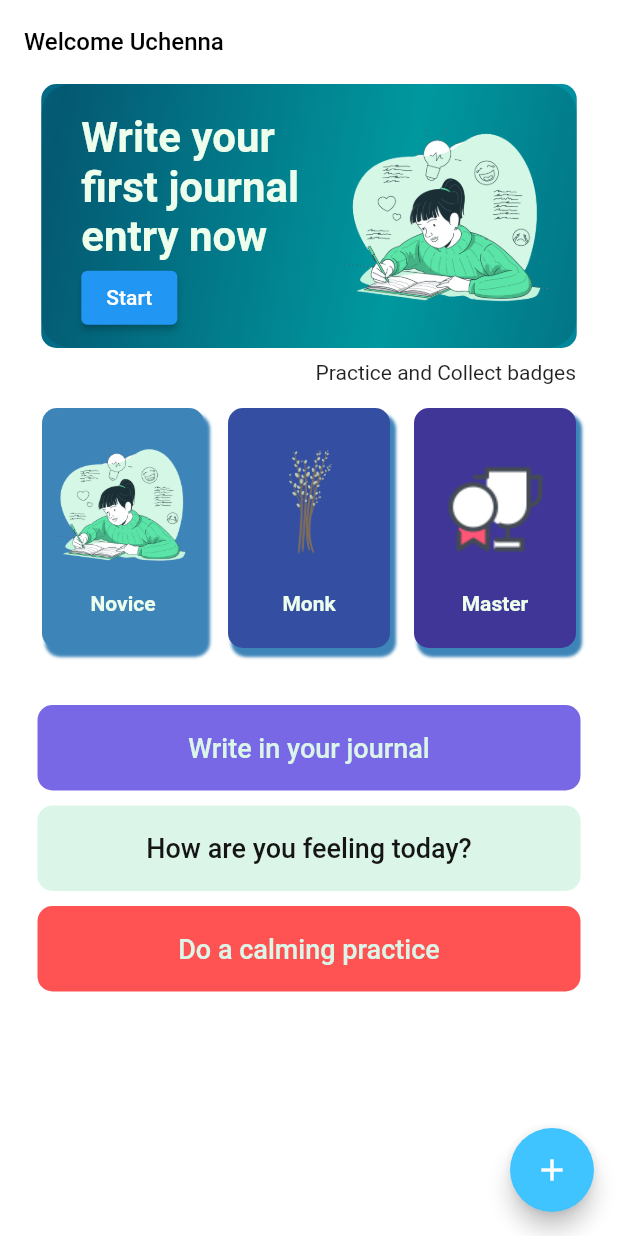
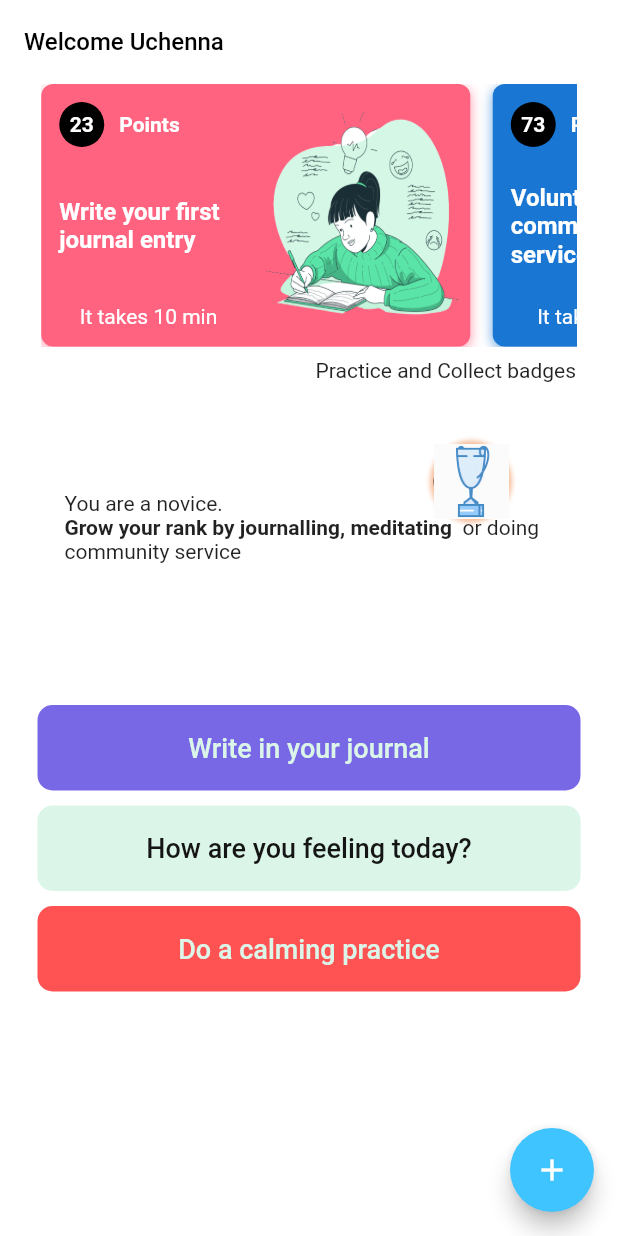
Before and after one commit to echelonx0/droid, a Flutter app: the screen it shows after launch, on a phone screen of 412 x 824 dp. Run offline on Flutter 3.47's test engine with Material 2 defaults, Android fonts, the light colour scheme and no system bars; our stand-ins replace font_awesome_flutter, google_fonts, group_button, hive, hive_flutter, page_transition and 2 more; missing offline and left inert: bezier_chart; accounts and stored records are empty; generated files the repository leaves out were written again; Roboto replaces fonts that are missing (Spartan).

Commit message:
we keep hacking

```diff
--- /dev/null
+++ b/lib/demos/activities_card.dart
@@ -0,0 +1,102 @@
+import 'package:drone/models/activity_model.dart';
+import 'package:drone/screens/home.dart';
+import 'package:flutter/material.dart';
+
+class TopicCard extends StatelessWidget {
+  final TopicModel topic;
+  TopicCard({this.topic});
+  @override
+  Widget build(BuildContext context) {
+    return GestureDetector(
+      onTap: () {
+        Navigator.of(context).push(
+          MaterialPageRoute(builder: (BuildContext context) {
+            return HomeScreen();
+          }),
+        );
+      },
+      child: Container(
+        height: 136,
+        width: 286,
+        decoration: BoxDecoration(
+          color: this.topic.color,
+          borderRadius: BorderRadius.circular(8.0),
+          boxShadow: this.topic.boxShadow,
+        ),
+        child: Row(
+          children: [
+            Expanded(
+              child: Padding(
+                padding: const EdgeInsets.all(12.0),
+                child: Column(
+                  mainAxisAlignment: MainAxisAlignment.spaceBetween,
+                  children: [
+                    Row(
+                      children: [
+                        Container(
+                          width: 30.0,
+                          height: 30.0,
+                          decoration: BoxDecoration(
+                            shape: BoxShape.circle,
+                            color: Colors.black,
+                          ),
+                          child: Center(
+                            child: Text(
+                              this.topic.points,
+                              style: TextStyle(
+                                color: Colors.white,
+                                fontWeight: FontWeight.w600,
+                              ),
+                            ),
+                          ),
+                        ),
+                        SizedBox(
+                          width: 10.0,
+                        ),
+                        Text(
+                          "Points",
+                          style: TextStyle(
+                            color: Colors.white,
+                            fontWeight: FontWeight.w600,
+                            fontSize: 14.0,
+                          ),
+                        )
+                      ],
+                    ),
+                    Text(
+                      this.topic.topic,
+                      style: TextStyle(
+                        color: Colors.white,
+                        fontWeight: FontWeight.w600,
+                        fontSize: 16.0,
+                      ),
+                    ),
+                    Text(
+                      "It takes ${this.topic.time}",
+                      style: TextStyle(
+                        color: Colors.white,
+                        fontSize: 14.0,
+                      ),
+                    )
+                  ],
+                ),
+              ),
+            ),
+            Expanded(
+              child: Container(
+                decoration: BoxDecoration(
+                  image: DecorationImage(
+                    fit: BoxFit.fill,
+                    image: AssetImage(
+                      this.topic.image,
+                    ),
+                  ),
+                ),
+              ),
+            )
+          ],
+        ),
+      ),
+    );
+  }
+}
--- a/lib/demos/tutorial.dart
+++ b/lib/demos/tutorial.dart
@@ -1,24 +1,27 @@
+import 'package:drone/utilities/activities_constants.dart';
 import 'package:flutter/material.dart';
 
-class Tutorial extends StatefulWidget {
-  @override
-  _TutorialState createState() => _TutorialState();
-}
+import 'activities_card.dart';
 
-class _TutorialState extends State<Tutorial> {
-  //This is a basic function
-  //We pass IN parameters AKA argument
-  void randomFunction(int audioFile) {}
+class TopicsList extends StatelessWidget {
   @override
   Widget build(BuildContext context) {
     return Container(
-        child: Center(
-      child: TextButton(
-        child: Text('Click Me'),
-        onPressed: () {
-          randomFunction(6);
+      height: 150.0,
+      child: ListView.separated(
+        separatorBuilder: (BuildContext context, int index) {
+          return SizedBox(
+            width: 15.0,
+          );
+        },
+        scrollDirection: Axis.horizontal,
+        itemCount: Constants.topics.length,
+        itemBuilder: (BuildContext context, int index) {
+          return TopicCard(
+            topic: Constants.topics[index],
+          );
         },
       ),
-    ));
+    );
   }
 }
--- /dev/null
+++ b/lib/models/activity_model.dart
@@ -0,0 +1,18 @@
+import 'package:flutter/material.dart';
+
+class TopicModel {
+  final String topic;
+  final String points;
+  final String time;
+  final String image;
+  final Color color;
+  final List<BoxShadow> boxShadow;
+  TopicModel({
+    this.time,
+    this.topic,
+    this.points,
+    this.image,
+    this.color,
+    this.boxShadow,
+  });
+}
--- /dev/null
+++ b/lib/utilities/activities_constants.dart
@@ -0,0 +1,99 @@
+import 'package:drone/models/activity_model.dart';
+import 'package:flutter/material.dart';
+
+class Constants {
+  static const Color primaryTextColor = Color.fromRGBO(38, 50, 98, 1);
+  static const Color captionTextColor = Color.fromRGBO(157, 161, 180, 1);
+  static const Color primaryColor = Color.fromRGBO(255, 99, 128, 1.0);
+
+  static List<TopicModel> topics = [
+    TopicModel(
+      color: Constants.primaryColor,
+      boxShadow: [
+        BoxShadow(
+          color: Color.fromRGBO(255, 99, 128, 0.6),
+          spreadRadius: 0,
+          blurRadius: 6,
+          offset: Offset(0, 2), // changes position of shadow
+        ),
+      ],
+      topic: "Write your first journal entry",
+      time: "10 min",
+      points: "23",
+      image: "images/notes.png",
+    ),
+    TopicModel(
+      color: Color.fromRGBO(25, 118, 210, 1),
+      boxShadow: [
+        BoxShadow(
+          color: Color.fromRGBO(25, 118, 210, 0.6),
+          spreadRadius: 0,
+          blurRadius: 6,
+          offset: Offset(0, 2), // changes position of shadow
+        ),
+      ],
+      topic: "Volunteer for community service",
+      time: "5 min",
+      points: "73",
+      image: "images/bg_3.png",
+    ),
+    TopicModel(
+      color: Color(0xff00adb5),
+      boxShadow: [
+        BoxShadow(
+          color: Color.fromRGBO(25, 118, 210, 0.6),
+          spreadRadius: 0,
+          blurRadius: 6,
+          offset: Offset(0, 2), // changes position of shadow
+        ),
+      ],
+      topic: "Vote on a project",
+      time: "3 min",
+      points: "37",
+      image: "images/bubbles.png",
+    )
+  ];
+
+  static List<String> courseLevels = [
+    "Beginner",
+    "Intermediate",
+    "Advanced",
+    "Professional"
+  ];
+
+  // ];
+  // static List<CourseModel> courses = [
+  //   CourseModel(
+  //     name: "Daily English Conversation",
+  //     color: Color.fromRGBO(86, 131, 223, 1),
+  //     image: "assets/images/course-3.png",
+  //   ),
+  //   CourseModel(
+  //     name: "Learn new vocabulary",
+  //     color: Color.fromRGBO(255, 152, 117, 1),
+  //     image: "assets/images/course-4.png",
+  //   ),
+  //   CourseModel(
+  //     name: "Daily English Conversation",
+  //     color: Color.fromRGBO(255, 133, 125, 1),
+  //     image: "assets/images/course-5.png",
+  //   ),
+  // ];
+  // static List<InstructorModel> instructors = [
+  //   InstructorModel(
+  //     name: "Jennifer Lee",
+  //     occupation: "UI Designer",
+  //     image: "assets/images/person-1.png",
+  //   ),
+  //   InstructorModel(
+  //     name: "Olayemii Garuba",
+  //     occupation: "Software Dev",
+  //     image: "assets/images/person-2.png",
+  //   ),
+  //   InstructorModel(
+  //     name: "Christopher Gary",
+  //     occupation: "Software Dev",
+  //     image: "assets/images/person-3.png",
+  //   )
+  // ];
+}
--- a/lib/widgets/level.dart
+++ b/lib/widgets/level.dart
@@ -1,5 +1,6 @@
+import 'package:drone/demos/tutorial.dart';
 import 'package:flutter/material.dart';
-import 'package:google_fonts/google_fonts.dart';
+import 'package:font_awesome_flutter/font_awesome_flutter.dart';
 
 class LevelWidget extends StatelessWidget {
   static const korangeColor = Color(0xff046582);
@@ -12,74 +13,25 @@ class LevelWidget extends StatelessWidget {
     return Container(
       child: Column(
         children: [
-          Expanded(
-            flex: 3,
-            child: Container(
+          Container(
               height: 175,
               width: MediaQuery.of(context).size.width - 55,
-              decoration: BoxDecoration(
-                borderRadius: BorderRadius.circular(10),
-                // image: const DecorationImage(
-                //   image: AssetImage('images/abstract.jpg'),
-                //   // colorFilter:
-                //   // ColorFilter.mode(Color(0xffcaf7e3), BlendMode.dstATop),
-                //   colorFilter: ColorFilter.srgbToLinearGamma(),
-                //   fit: BoxFit.cover,
-                // ),
-                color: korangeColor,
-                gradient: LinearGradient(
-                  begin: Alignment.centerLeft,
-                  end: Alignment(
-                      0.3, 0.5), // 10% of the width, so there are ten blinds.
-                  colors: [
-                    const Color(0xff046582),
-                    const Color(0xff00adb5)
-                  ], // red to yellow
-                  tileMode:
-                      TileMode.mirror, // repeats the gradient over the canvas
-                ),
-              ),
-              child: DecoratedBox(
-                position: DecorationPosition.background,
-                decoration: BoxDecoration(
-                  color: Colors.black12,
-                  borderRadius: BorderRadius.all(
-                    Radius.circular(20.0),
-                  ),
-                ),
-                child: Row(
-                  mainAxisAlignment: MainAxisAlignment.spaceAround,
-                  children: [
-                    Container(
-                      padding: EdgeInsets.only(
-                        left: 15,
-                        top: 10,
-                      ),
-                      child: Column(
-                        mainAxisAlignment: MainAxisAlignment.center,
-                        crossAxisAlignment: CrossAxisAlignment.start,
-                        children: [
-                          Text(
-                            'Write your \nfirst journal\nentry now',
-                            style: GoogleFonts.spartan(
-                              fontSize: 28,
-                              fontWeight: FontWeight.w600,
-                              color: kwhiteColor,
-                            ),
-                          ),
-                          ElevatedButton(onPressed: () {}, child: Text('Start'))
-                        ],
-                      ),
-                    ),
-                    Image(
-                      image: AssetImage('images/notes.png'),
-                      width: 150,
-                    ),
-                  ],
-                ),
-              ),
-            ),
-          ),
+              // decoration: BoxDecoration(
+              //   borderRadius: BorderRadius.circular(10),
+              //   color: korangeColor,
+              //   gradient: LinearGradient(
+              //     begin: Alignment.centerLeft,
+              //     end: Alignment(
+              //         0.3, 0.5), // 10% of the width, so there are ten blinds.
+              //     colors: [
+              //       const Color(0xff046582),
+              //       const Color(0xff00adb5)
+              //     ], // red to yellow
+              //     tileMode:
+              //         TileMode.mirror, // repeats the gradient over the canvas
+              //   ),
+              // ),
+              child: TopicsList()),
           Align(
             alignment: Alignment.centerRight,
             child: Padding(
@@ -87,42 +39,40 @@ class LevelWidget extends StatelessWidget {
               child: Text('Practice and Collect badges'),
             ),
           ),
-          Expanded(
-            flex: 3,
-            child: Row(
-              mainAxisAlignment: MainAxisAlignment.spaceEvenly,
-              children: [
-                RankWidget(
-                  label: 'Novice',
-                  imageLocation: 'images/notes.png',
-                  widgetColor: Color(0xff3d84b8),
-                ),
-                RankWidget(
-                  label: 'Monk',
-                  imageLocation: 'images/bg_3.png',
-                  widgetColor: Color(0xff344fa1),
-                ),
-                RankWidget(
-                  label: 'Master',
-                  imageLocation: 'images/icons8-trophy-64.png',
-                  // the color parameter
-                  widgetColor: Color(0xff3f3697),
-                )
-              ],
-            ),
-          )
+          AwardsWidget()
         ],
       ),
     );
   }
 }
 
-class RankWidget extends StatelessWidget {
-  final String label;
-  final String imageLocation;
-  //Passed in here
-  final Color widgetColor;
-  const RankWidget({this.label, this.imageLocation, this.widgetColor});
+class AwardsWidget extends StatefulWidget {
+  @override
+  _AwardsWidgetState createState() => _AwardsWidgetState();
+}
+
+class _AwardsWidgetState extends State<AwardsWidget>
+    with SingleTickerProviderStateMixin {
+  AnimationController _animationController;
+  Animation _animation;
+
+  @override
+  void initState() {
+    _animationController =
+        AnimationController(vsync: this, duration: Duration(seconds: 2));
+    _animationController.repeat(reverse: true);
+    _animation = Tween(begin: 2.0, end: 5.0).animate(_animationController)
+      ..addListener(() {
+        setState(() {});
+      });
+    super.initState();
+  }
+
+  @override
+  void dispose() {
+    _animationController.dispose();
+    super.dispose();
+  }
 
   @override
   Widget build(BuildContext context) {
@@ -130,40 +80,54 @@ class RankWidget extends StatelessWidget {
       child: Padding(
         padding: const EdgeInsets.all(8.0),
         child: Container(
-          height: 200,
-          width: 150,
-          decoration: BoxDecoration(
-              //And used here
-              color: widgetColor,
-              boxShadow: [
-                BoxShadow(
-                  color: Color(0xff3d84b8),
-                  spreadRadius: 1,
-                  blurRadius: 1,
-                  offset: Offset(3, 5), // changes position of shadow
-                ),
-              ],
-              borderRadius: BorderRadius.all(
-                Radius.circular(10.0),
-              )),
-          child: Column(
-            mainAxisAlignment: MainAxisAlignment.center,
+          height: 250,
+          width: double.infinity,
+          // decoration: BoxDecoration(
+          //     //And used here
+          //     color: Color(0xff51c4d3),
+          //     borderRadius: BorderRadius.all(
+          //       Radius.circular(10.0),
+          //     )),
+          child: Stack(
             children: [
-              Image(
-                image: AssetImage(imageLocation),
-                width: 100,
-              ),
-              Padding(
-                padding: const EdgeInsets.all(8.0),
-                child: Text(
-                  label,
-                  style: GoogleFonts.spartan(
-                    fontSize: 14,
-                    fontWeight: FontWeight.w600,
-                    color: Color(0xffedffec),
+              Center(
+                child: Padding(
+                  padding: const EdgeInsets.all(15.0),
+                  child: RichText(
+                    text: TextSpan(
+                      text: 'You are a novice. \n',
+                      style: DefaultTextStyle.of(context).style,
+                      children: <TextSpan>[
+                        TextSpan(
+                            text: 'Grow your rank by journalling, meditating ',
+                            style: TextStyle(fontWeight: FontWeight.bold)),
+                        TextSpan(text: ' or doing community service'),
+                      ],
+                    ),
                   ),
                 ),
-              )
+              ),
+              Positioned(
+                top: 25,
+                right: 45,
+                child: Container(
+                  width: 50,
+                  height: 50,
+                  child: Image(
+                    image: AssetImage('images/icons8-trophy.gif'),
+                    width: 150,
+                  ),
+                  decoration: BoxDecoration(
+                      shape: BoxShape.circle,
+                      color: Color.fromARGB(255, 27, 28, 30),
+                      boxShadow: [
+                        BoxShadow(
+                            color: Color.fromARGB(130, 237, 125, 58),
+                            blurRadius: _animation.value,
+                            spreadRadius: _animation.value)
+                      ]),
+                ),
+              ),
             ],
           ),
         ),
@@ -172,59 +136,3 @@ class RankWidget extends StatelessWidget {
     );
   }
 }
-
-class AwardsWidget extends StatelessWidget {
-  final String label;
-  final String imageLocation;
-  //Passed in here
-  final Color widgetColor;
-  const AwardsWidget({this.label, this.imageLocation, this.widgetColor});
-
-  @override
-  Widget build(BuildContext context) {
-    return Flexible(
-      child: Padding(
-        padding: const EdgeInsets.all(8.0),
-        child: Container(
-          height: 200,
-          width: double.infinity,
-          decoration: BoxDecoration(
-              //And used here
-              color: widgetColor,
-              boxShadow: [
-                BoxShadow(
-                  color: Color(0xff3d84b8),
-                  spreadRadius: 1,
-                  blurRadius: 1,
-                  offset: Offset(3, 5), // changes position of shadow
-                ),
-              ],
-              borderRadius: BorderRadius.all(
-                Radius.circular(10.0),
-              )),
-          child: Column(
-            mainAxisAlignment: MainAxisAlignment.center,
-            children: [
-              Image(
-                image: AssetImage('images/icons8-trophy-64.png'),
-                width: 100,
-              ),
-              Padding(
-                padding: const EdgeInsets.all(8.0),
-                child: Text(
-                  'You are a novice. Use the app to earn higher badges',
-                  style: GoogleFonts.spartan(
-                    fontSize: 14,
-                    fontWeight: FontWeight.w600,
-                    color: Color(0xffedffec),
-                  ),
-                ),
-              )
-            ],
-          ),
-        ),
-      ),
-      flex: 1,
-    );
-  }
-}
--- a/pubspec.yaml
+++ b/pubspec.yaml
@@ -30,7 +30,7 @@ dependencies:
   slimy_card: ^1.0.4
   qr_flutter: ^4.0.0
   hive: ^2.0.4
-  # cool_alert: ^1.1.0
+  audioplayers: ^0.18.3
   provider: ^5.0.0
   path_provider: ^2.0.1
   extended_tabs: ^2.1.0
```
Also changed, not shown: pubspec.lock, 1 other file.
